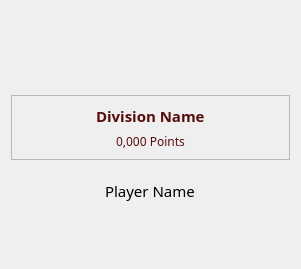
First picture: the form in matchmakingplayerinfo.ui, repository Starbow/eros, before the edit.
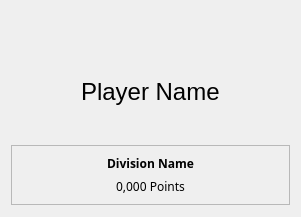
Second picture: the form after the edit. Icons and pictures are not drawn.

Diff of the .ui file:
```diff
--- a/matchmakingplayerinfo.ui
+++ b/matchmakingplayerinfo.ui
@@ -7,7 +7,7 @@
     <x>0</x>
     <y>0</y>
     <width>301</width>
-    <height>269</height>
+    <height>217</height>
    </rect>
   </property>
   <property name="windowTitle">
@@ -33,7 +33,7 @@
      </property>
     </widget>
    </item>
-   <item row="1" column="0" alignment="Qt::AlignTop">
+   <item row="2" column="0" alignment="Qt::AlignTop">
     <widget class="QFrame" name="frmDivision">
      <property name="sizePolicy">
       <sizepolicy hsizetype="Preferred" vsizetype="Maximum">
@@ -48,33 +48,34 @@
       <enum>QFrame::Raised</enum>
      </property>
      <layout class="QGridLayout" name="gridLayout_2">
-      <item row="0" column="0" alignment="Qt::AlignHCenter">
+      <item row="0" column="0" alignment="Qt::AlignHCenter|Qt::AlignTop">
        <widget class="QLabel" name="lblDivision">
         <property name="font">
          <font>
           <family>Noto Sans</family>
-          <pointsize>11</pointsize>
+          <pointsize>9</pointsize>
           <weight>75</weight>
           <bold>true</bold>
          </font>
         </property>
         <property name="styleSheet">
-         <string notr="true">color: #560D0D</string>
+         <string notr="true"/>
         </property>
         <property name="text">
          <string>Division Name</string>
         </property>
        </widget>
       </item>
-      <item row="1" column="0" alignment="Qt::AlignHCenter|Qt::AlignVCenter">
+      <item row="1" column="0" alignment="Qt::AlignHCenter|Qt::AlignTop">
        <widget class="QLabel" name="lblPoints">
         <property name="font">
          <font>
           <family>Noto Sans</family>
+          <pointsize>9</pointsize>
          </font>
         </property>
         <property name="styleSheet">
-         <string notr="true">color: #560D0D</string>
+         <string notr="true"/>
         </property>
         <property name="text">
          <string>0,000 Points</string>
@@ -84,20 +85,11 @@
      </layout>
     </widget>
    </item>
-   <item row="2" column="0" alignment="Qt::AlignHCenter|Qt::AlignTop">
+   <item row="1" column="0" alignment="Qt::AlignHCenter|Qt::AlignTop">
     <widget class="QLabel" name="lblPlayerName">
-     <property name="font">
-      <font>
-       <family>Noto Sans</family>
-       <pointsize>11</pointsize>
-       <weight>50</weight>
-       <italic>false</italic>
-       <bold>false</bold>
-       <underline>false</underline>
-      </font>
-     </property>
      <property name="styleSheet">
-      <string notr="true"/>
+      <string notr="true">font-family: &quot;Gobold Bold&quot;;
+font-size: 24px;</string>
      </property>
      <property name="text">
       <string>Player Name</string>
```
